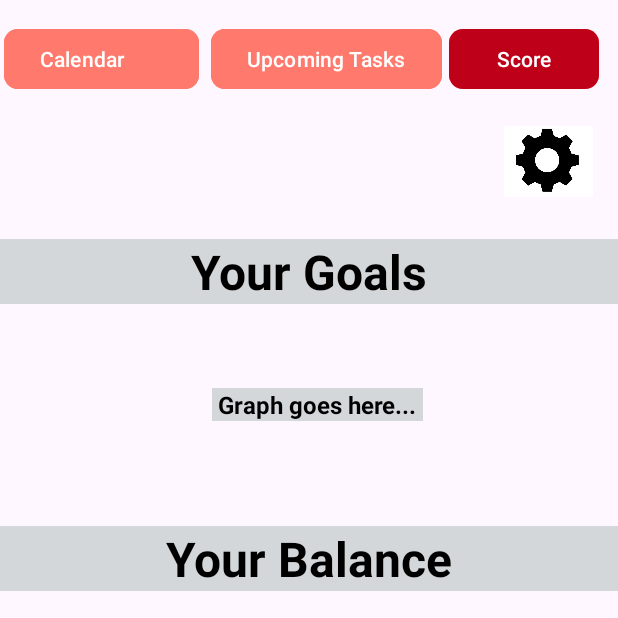
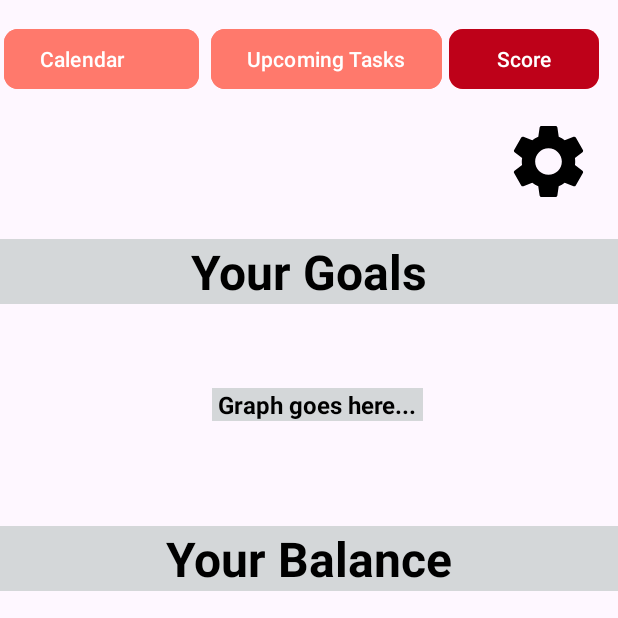
Before and after one commit to jeffrey-weisinger/407-Group-Project, an Android app: the screen it shows after launch (MainActivity), after a tap on "Score", on a phone screen of 412 x 824 dp, the top half of it. Run offline under Robolectric (Android 15) with nearby library versions, the phone set to English and light mode, and no system bars; libraries missing offline, so code that uses them is left out: com.kizitonwose.calendar; 11 statements that could not run were skipped; 2 other taps on this screen came first.

Commit message:
Replaced pngs with vector drawables

```diff
--- /dev/null
+++ b/app/src/main/res/drawable/add_task.xml
@@ -0,0 +1,5 @@
+<vector xmlns:android="http://schemas.android.com/apk/res/android" android:height="24dp" android:viewportHeight="24" android:viewportWidth="24" android:width="24dp">
+
+    <path android:fillColor="@android:color/white" android:pathData="M19,13h-6v6h-2v-6H5v-2h6V5h2v6h6v2z"/>
+
+</vector>
--- /dev/null
+++ b/app/src/main/res/drawable/settings_gear.xml
@@ -0,0 +1,5 @@
+<vector xmlns:android="http://schemas.android.com/apk/res/android" android:height="24dp" android:tint="#000000" android:viewportHeight="24" android:viewportWidth="24" android:width="24dp">
+
+    <path android:fillColor="@android:color/white" android:pathData="M19.14,12.94c0.04,-0.3 0.06,-0.61 0.06,-0.94c0,-0.32 -0.02,-0.64 -0.07,-0.94l2.03,-1.58c0.18,-0.14 0.23,-0.41 0.12,-0.61l-1.92,-3.32c-0.12,-0.22 -0.37,-0.29 -0.59,-0.22l-2.39,0.96c-0.5,-0.38 -1.03,-0.7 -1.62,-0.94L14.4,2.81c-0.04,-0.24 -0.24,-0.41 -0.48,-0.41h-3.84c-0.24,0 -0.43,0.17 -0.47,0.41L9.25,5.35C8.66,5.59 8.12,5.92 7.63,6.29L5.24,5.33c-0.22,-0.08 -0.47,0 -0.59,0.22L2.74,8.87C2.62,9.08 2.66,9.34 2.86,9.48l2.03,1.58C4.84,11.36 4.8,11.69 4.8,12s0.02,0.64 0.07,0.94l-2.03,1.58c-0.18,0.14 -0.23,0.41 -0.12,0.61l1.92,3.32c0.12,0.22 0.37,0.29 0.59,0.22l2.39,-0.96c0.5,0.38 1.03,0.7 1.62,0.94l0.36,2.54c0.05,0.24 0.24,0.41 0.48,0.41h3.84c0.24,0 0.44,-0.17 0.47,-0.41l0.36,-2.54c0.59,-0.24 1.13,-0.56 1.62,-0.94l2.39,0.96c0.22,0.08 0.47,0 0.59,-0.22l1.92,-3.32c0.12,-0.22 0.07,-0.47 -0.12,-0.61L19.14,12.94zM12,15.6c-1.98,0 -3.6,-1.62 -3.6,-3.6s1.62,-3.6 3.6,-3.6s3.6,1.62 3.6,3.6S13.98,15.6 12,15.6z"/>
+
+</vector>
--- a/app/src/main/res/layout/activity_main.xml
+++ b/app/src/main/res/layout/activity_main.xml
@@ -66,7 +66,7 @@
         app:layout_constraintStart_toStartOf="parent"
         app:layout_constraintTop_toTopOf="parent"
         app:layout_constraintVertical_bias="0.085"
-        app:srcCompat="@drawable/gear" />
+        app:srcCompat="@drawable/settings_gear" />
 
 
     <LinearLayout
--- a/app/src/main/res/layout/fragment_calendar.xml
+++ b/app/src/main/res/layout/fragment_calendar.xml
@@ -35,8 +35,9 @@
             android:layout_width="wrap_content"
             android:layout_height="wrap_content"
             android:layout_gravity="end|bottom"
-            android:src="@drawable/gear"
+            android:src="@drawable/add_task"
             android:contentDescription="@string/add_activity"
+            android:backgroundTint="@color/unselected"
             android:layout_margin="16dp" />
 
     </FrameLayout>
```
Also changed, not shown: app/src/main/res/drawable/gear.png (deleted).
